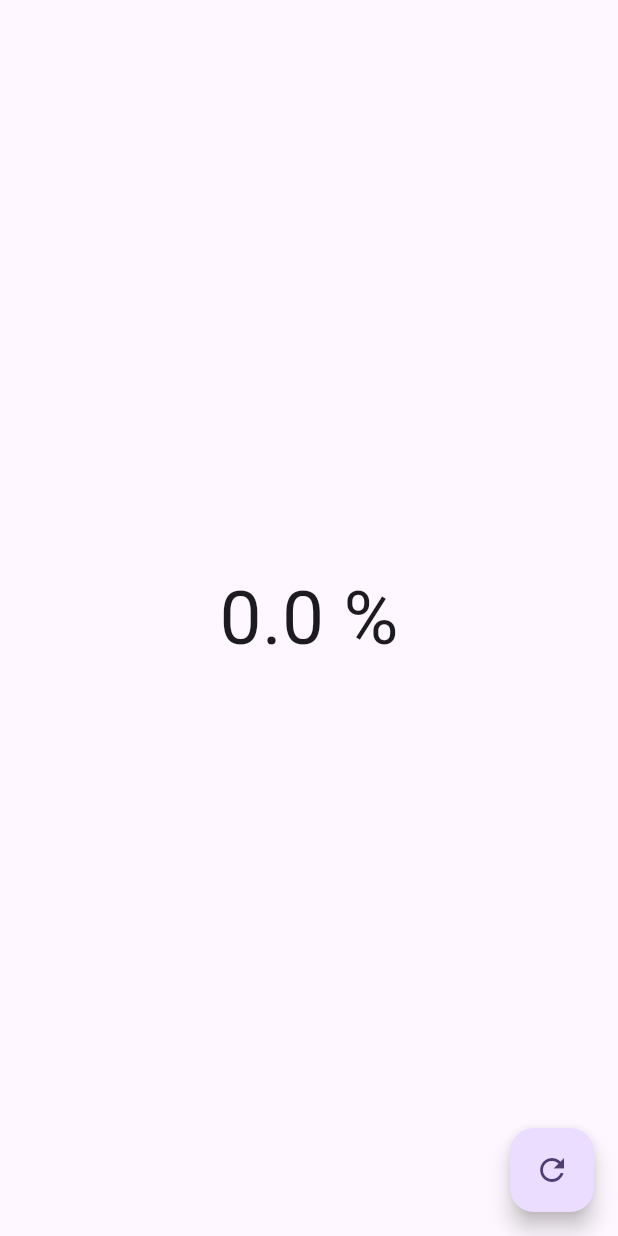
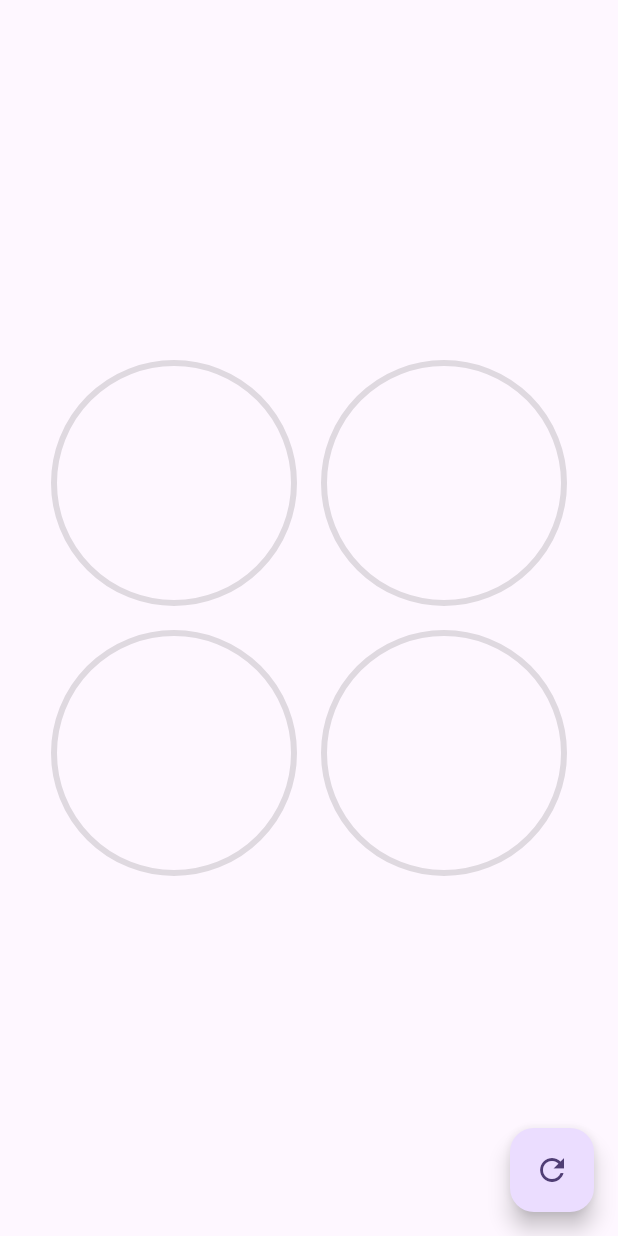
Before and after one commit to DeveTe5t/flutter-designs_designs_app, a Flutter app: the screen it shows after launch, on a phone screen of 412 x 824 dp. Run offline on Flutter 3.47's test engine with Material 3 defaults, Android fonts, the phone set to English and light mode, and no system bars.

Commit message:
Finish progress animation and gradrient dynamic but it can be better

```diff
--- a/lib/main.dart
+++ b/lib/main.dart
@@ -1,9 +1,9 @@
 import 'package:flutter/material.dart';
 
-// import '/src/pages/headers_page.dart';
 // import '/src/pages/animations_page.dart';
 // import '/src/challenges/animated_square_page.dart';
 // import 'src/labs/circular_progress_page.dart';
+// import '/src/widgets/headers.dart';
 import '/src/pages/circle_graphic_page.dart';
 
 void main() {
--- a/lib/src/pages/circle_graphic_page.dart
+++ b/lib/src/pages/circle_graphic_page.dart
@@ -1,4 +1,6 @@
 import 'package:flutter/material.dart';
+
+import '/src/widgets/radial_progress.dart';
 
 class CircleGraphicPage extends StatefulWidget {
   const CircleGraphicPage({super.key});
@@ -13,8 +15,30 @@ class _CircleGraphicPageState extends State<CircleGraphicPage> {
   @override
   Widget build(BuildContext context) {
     return Scaffold(
-      body: Center(
-        child: Text('$percent %', style: const TextStyle(fontSize: 50)),
+      body: Column(
+        mainAxisAlignment: MainAxisAlignment.center,
+        children: [
+          Row(
+            mainAxisAlignment: MainAxisAlignment.center,
+            children: [
+              CustomRadialProgress(percent: percent),
+              CustomRadialProgress(percent: percent, primaryColor: Colors.red),
+            ],
+          ),
+          Row(
+            mainAxisAlignment: MainAxisAlignment.center,
+            children: [
+              CustomRadialProgress(
+                percent: percent,
+                primaryColor: Colors.green,
+              ),
+              CustomRadialProgress(
+                percent: percent,
+                primaryColor: Colors.purple,
+              ),
+            ],
+          ),
+        ],
       ),
       floatingActionButton: FloatingActionButton(
         onPressed: () {
@@ -30,3 +54,29 @@ class _CircleGraphicPageState extends State<CircleGraphicPage> {
     );
   }
 }
+
+class CustomRadialProgress extends StatelessWidget {
+  final Color primaryColor;
+  const CustomRadialProgress({
+    super.key,
+    required this.percent,
+    this.primaryColor = Colors.blue,
+  });
+
+  final double percent;
+
+  @override
+  Widget build(BuildContext context) {
+    return SizedBox(
+      width: 180,
+      height: 180,
+      child: RadialProgress(
+        percent: percent,
+        primaryColor: primaryColor,
+        secondaryColor: Colors.black12,
+        // strockWidthPrimary: 3,
+        // strockWidthSecondary: 2,
+      ),
+    );
+  }
+}
--- /dev/null
+++ b/lib/src/widgets/radial_progress.dart
@@ -0,0 +1,155 @@
+import 'dart:math';
+
+import 'package:flutter/material.dart';
+
+class RadialProgress extends StatefulWidget {
+  final double percent;
+  final Color primaryColor;
+  final Color secondaryColor;
+  final double strockWidthPrimary;
+  final double strockWidthSecondary;
+  const RadialProgress({
+    super.key,
+    required this.percent,
+    this.primaryColor = Colors.blue,
+    this.secondaryColor = Colors.grey,
+    this.strockWidthPrimary = 10,
+    this.strockWidthSecondary = 4,
+  });
+
+  @override
+  State<RadialProgress> createState() => _RadialProgressState();
+}
+
+class _RadialProgressState extends State<RadialProgress>
+    with SingleTickerProviderStateMixin {
+  late AnimationController controller;
+  late double beforePercent;
+
+  @override
+  void initState() {
+    super.initState();
+
+    beforePercent = widget.percent;
+
+    controller = AnimationController(
+      vsync: this,
+      duration: const Duration(milliseconds: 300),
+    );
+  }
+
+  @override
+  void dispose() {
+    controller.dispose();
+    super.dispose();
+  }
+
+  @override
+  Widget build(BuildContext context) {
+    controller.forward(from: 0.0);
+
+    final differenceAnimate = widget.percent - beforePercent;
+    beforePercent = widget.percent;
+
+    return AnimatedBuilder(
+      animation: controller,
+      builder: (BuildContext context, Widget? child) {
+        return Container(
+          padding: const EdgeInsets.all(10),
+          width: double.infinity,
+          height: double.infinity,
+          child: CustomPaint(
+            painter: _MyRadialProgress(
+              (widget.percent - differenceAnimate) +
+                  (differenceAnimate * controller.value),
+              widget.primaryColor,
+              widget.secondaryColor,
+              widget.strockWidthPrimary,
+              widget.strockWidthSecondary,
+            ),
+          ),
+        );
+      },
+      // child: ,
+    );
+  }
+}
+
+class _MyRadialProgress extends CustomPainter {
+  final double percent;
+  final Color primaryColor;
+  final Color secondaryColor;
+  final double strockWidthPrimary;
+  final double strockWidthSecondary;
+  _MyRadialProgress(
+    this.percent,
+    this.primaryColor,
+    this.secondaryColor,
+    this.strockWidthPrimary,
+    this.strockWidthSecondary,
+  );
+
+  @override
+  void paint(Canvas canvas, Size size) {
+    // The pencil
+    final paint =
+        Paint()
+          ..strokeWidth = strockWidthSecondary
+          ..color =
+              secondaryColor //Colors.grey
+          ..style = PaintingStyle.stroke;
+
+    // Draw circle
+    final center = Offset(size.width * 0.5, size.height * 0.5);
+    final radius = min(size.width * 0.5, size.height * 0.5);
+
+    canvas.drawCircle(center, radius, paint);
+
+    // Added
+    final Rect rect = Rect.fromCircle(
+      center: const Offset(0.0, 55.0),
+      radius: 180,
+    );
+
+    final Gradient gradient = LinearGradient(
+      begin: Alignment.topCenter,
+      end: Alignment.bottomCenter,
+      // colors: <Color>[Color(0xff6D05E8), Color(0xffC012FF), Color(0xff6D05FA)],
+      colors: <Color>[
+        primaryColor.withRed(Random().nextInt(255)),
+        primaryColor.withGreen(Random().nextInt(255)),
+        primaryColor.withBlue(Random().nextInt(255)),
+      ],
+      // relation between colors and offset
+      stops: [0.2, 0.5, 1.0],
+    );
+
+    paint.style = PaintingStyle.fill;
+    paint.strokeWidth = 20.0;
+    // Added
+
+    // Draw arc
+    final paintArc =
+        Paint()
+          ..strokeWidth = strockWidthPrimary
+          ..strokeCap = StrokeCap.round
+          ..color =
+              primaryColor //Colors.pink
+          ..style = PaintingStyle.stroke
+          ..shader = gradient.createShader(rect);
+
+    // Part to fill
+    // 2 * pi = 360 degrees
+    double arcAngle = 2 * pi * (percent / 100);
+    canvas.drawArc(
+      Rect.fromCircle(center: center, radius: radius),
+      -pi / 2,
+      arcAngle,
+      false,
+      paintArc,
+    );
+  }
+
+  @override
+  bool shouldRepaint(covariant CustomPainter oldDelegate) => true;
+}
```
